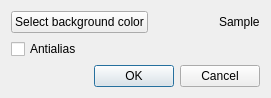
gnuplot/gnuplot-old, file src/qtterminal/QtGnuplotSettings.ui: the form before one commit.
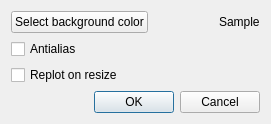
The form after the commit. Icons and pictures are not drawn.

```diff
--- a/src/qtterminal/QtGnuplotSettings.ui
+++ b/src/qtterminal/QtGnuplotSettings.ui
@@ -58,6 +58,13 @@
        </property>
       </widget>
      </item>
+     <item>
+      <widget class="QCheckBox" name="replotOnResizeCheckBox">
+       <property name="text">
+        <string>Replot on resize</string>
+       </property>
+      </widget>
+     </item>
     </layout>
    </item>
    <item>
```
